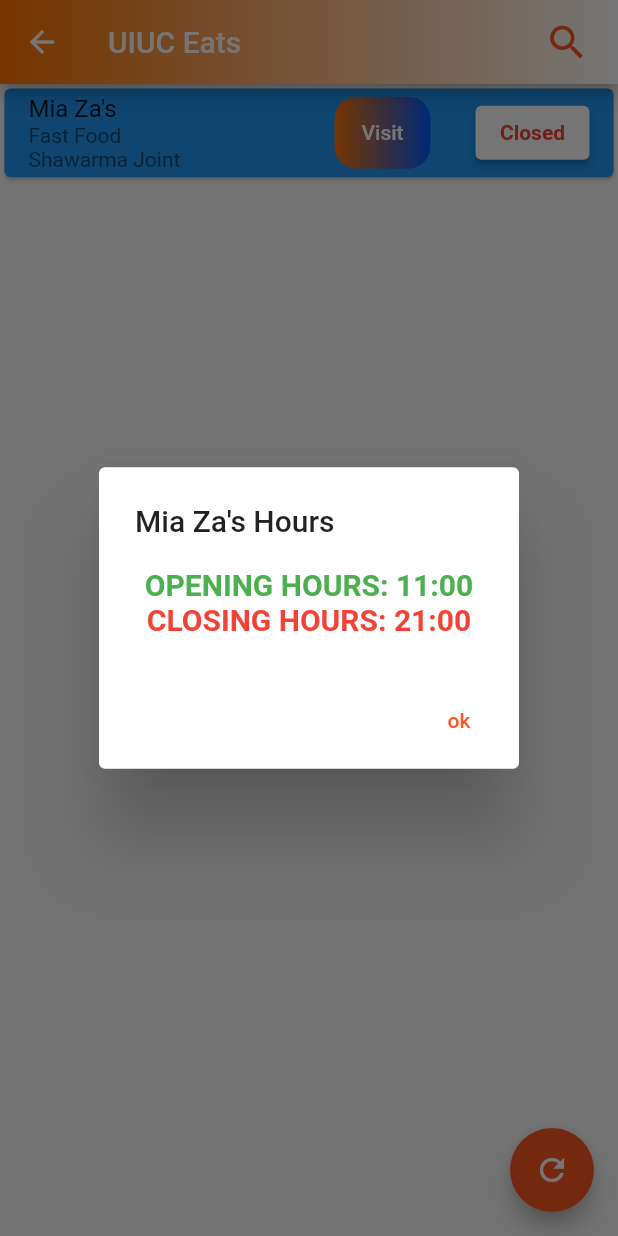
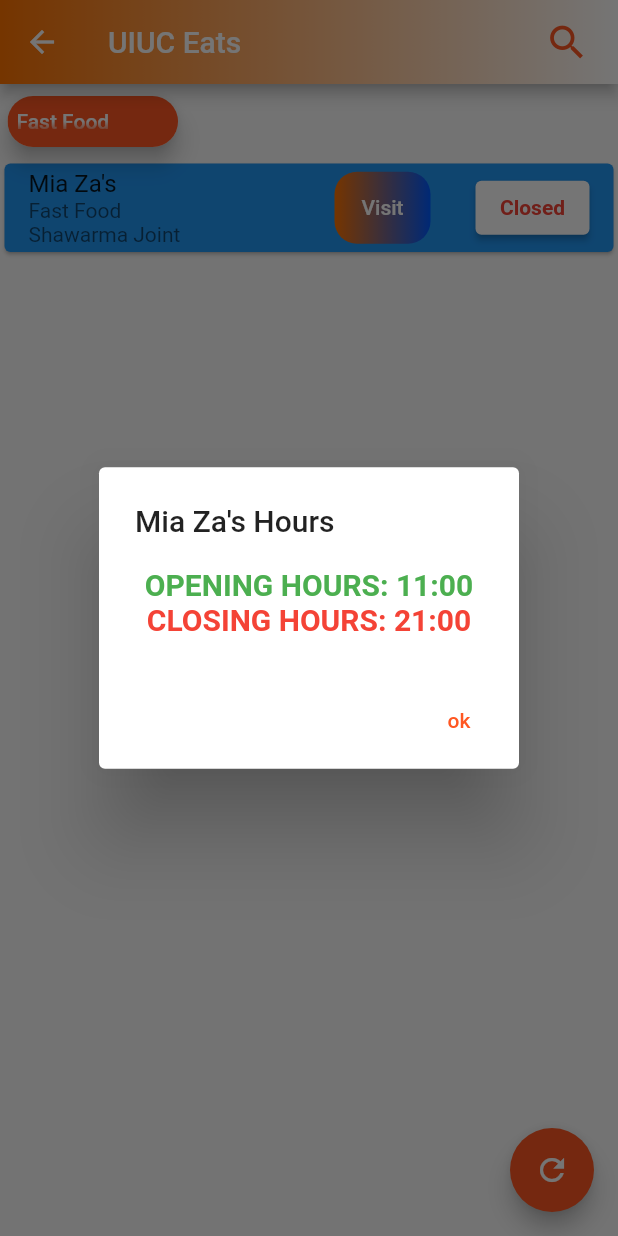
Before and after one commit to SiGMobileUIUC/restaurant_app, a Flutter app: the RestaurantScreen screen opened directly, after a tap on "Closed", on a phone screen of 412 x 824 dp. Run offline on Flutter 3.47's test engine with Material 2 defaults, Android fonts, the phone set to English and light mode, and no system bars; our stand-ins replace csv, flutter_platform_widgets.

Commit message:
added cuisine quick access chips to the restaurant list screen w/ ability to click on them w/ color change

```diff
--- /dev/null
+++ b/lib/src/components/chip_builder.dart
@@ -0,0 +1,60 @@
+import 'package:flutter/material.dart';
+
+class buildChip extends StatefulWidget {
+  const buildChip({super.key, required this.cuisines});
+  final List<List<dynamic>> cuisines;
+
+  @override
+  State<buildChip> createState() => _buildChipState();
+}
+
+class _buildChipState extends State<buildChip> {
+  List<String> cuisine = [];
+
+  void sortCuisine() {
+    for (int x = 0; x < widget.cuisines.length; x++) {
+      //Set the list of cuisines with the values obtained from parsing the CSV
+      //debugPrint('${cuisines[x][3]}');
+      cuisine.add(widget.cuisines[x][3].toString());
+    }
+    cuisine = cuisine.toSet().toList();
+  }
+
+  int selectedIdx = 0;
+  @override
+  Widget build(BuildContext context) {
+    sortCuisine();
+    return SizedBox(
+      height: 50.0,
+      child: ListView.builder(
+        shrinkWrap: true,
+        scrollDirection: Axis.horizontal,
+        itemCount: cuisine.length,
+        itemBuilder: (context, index) {
+          return Padding(
+            padding: const EdgeInsets.fromLTRB(5.0, 0.0, 5.0, 0.0),
+            child: ActionChip(
+              onPressed: () {
+                setState(() {
+                  selectedIdx = index;
+                });
+              },
+              labelPadding: const EdgeInsets.all(1.0),
+              label: Text(
+                cuisine[index],
+                style: TextStyle(
+                  color: index == selectedIdx ? Colors.white : Colors.grey[700],
+                ),
+              ),
+              backgroundColor:
+                  index == selectedIdx ? Colors.deepOrange : Colors.grey[300],
+              elevation: 6.0,
+              shadowColor: Colors.grey[60],
+              padding: const EdgeInsets.fromLTRB(5.0, 5.0, 5.0, 5.0),
+            ),
+          );
+        },
+      ),
+    );
+  }
+}
--- a/lib/src/screens/restaurant_list_screen.dart
+++ b/lib/src/screens/restaurant_list_screen.dart
@@ -7,6 +7,8 @@ import 'package:restaurant_app/src/misc/colors.dart';
 import 'package:restaurant_app/src/components/restaurant_appbar.dart';
 import 'package:restaurant_app/src/components/search_bar.dart';
 import 'package:restaurant_app/src/screens/home_screen.dart';
+
+import '../components/chip_builder.dart';
 
 //Main widget to run restaurant screen
 class RestaurantScreen extends StatefulWidget {
@@ -103,6 +105,10 @@ class _MyHomePageState extends State<RestaurantScreen> {
       ),
       body: CustomScrollView(
         slivers: [
+          SliverToBoxAdapter(
+            child: buildChip(cuisines: _data),
+          ),
+
           //Slivers allow you to have multiple scrollable widgets on the screen at the same time
           SliverToBoxAdapter(
             //Listview builder to create similar looking tiles of all the restaurants and their information
```
